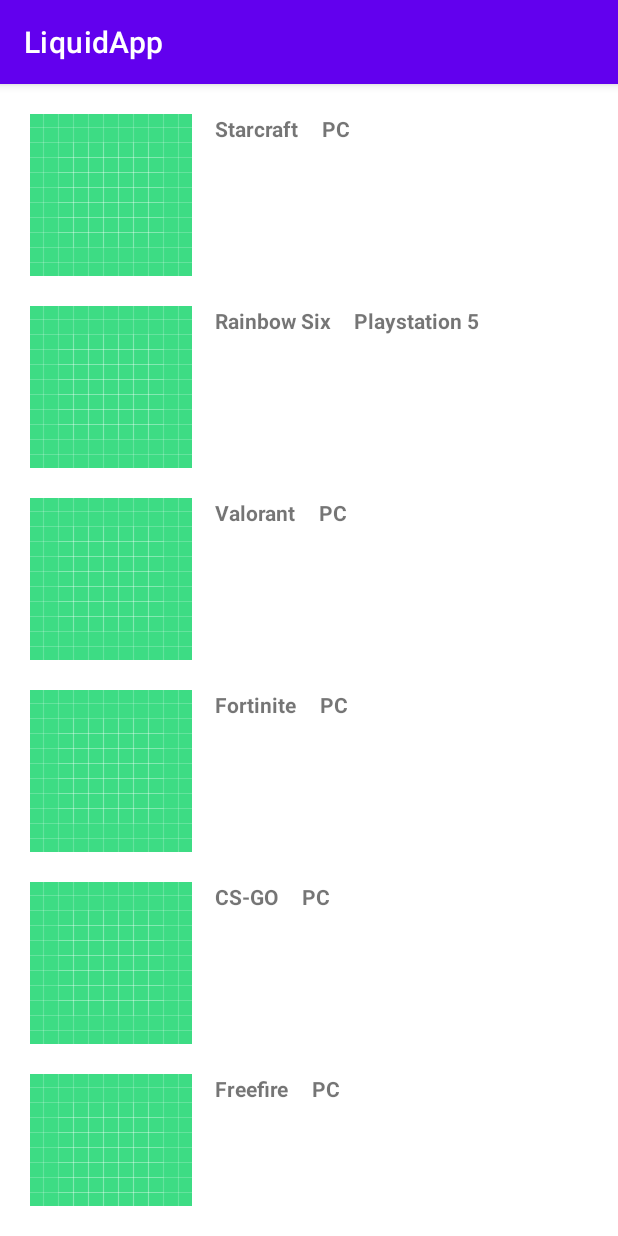
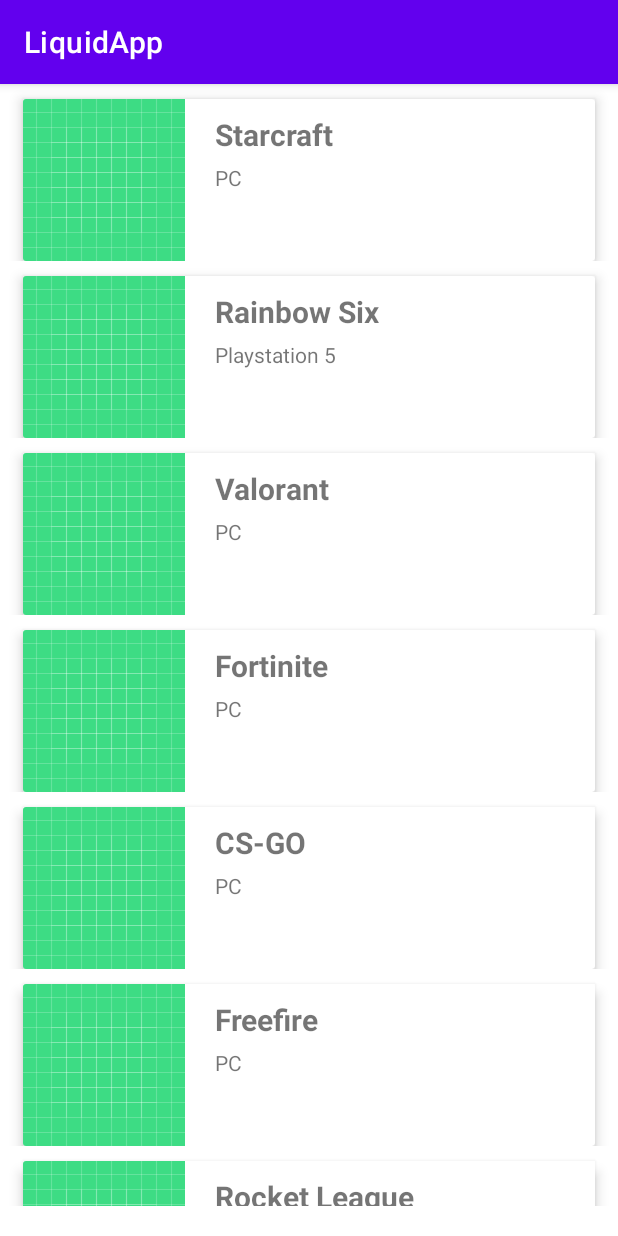
Before and after one commit to dbnascimentof/LiquidApp, an Android app: the GamesActivity screen opened directly, with no data from a screen before it, on a phone screen of 412 x 824 dp. Run offline under Robolectric (Android 15) with nearby library versions, the phone set to English and light mode, and no system bars.

Commit message:
Small improvements to the players and games pages.

```diff
--- a/app/src/main/java/br/com/danielfilho/liquidapp/adapters/PlayerAdapter.java
+++ b/app/src/main/java/br/com/danielfilho/liquidapp/adapters/PlayerAdapter.java
@@ -32,9 +32,11 @@ public class PlayerAdapter extends RecyclerView.Adapter<PlayerAdapter.GameViewHo
     @Override
     public void onBindViewHolder(@NonNull GameViewHolder holder, int position) {
         TextView playerName = holder.itemView.findViewById(R.id.txt_player_name);
+        TextView playerNickName = holder.itemView.findViewById(R.id.txt_player_nickname);
         TextView playerCountry = holder.itemView.findViewById(R.id.txt_player_country);
 
         playerName.setText(liquidPlayers.get(position).getName());
+        playerNickName.setText(liquidPlayers.get(position).getNickname());
         playerCountry.setText(liquidPlayers.get(position).getCountry());
 
     }
--- a/app/src/main/java/br/com/danielfilho/liquidapp/data/GameData.java
+++ b/app/src/main/java/br/com/danielfilho/liquidapp/data/GameData.java
@@ -27,8 +27,6 @@ public final class GameData {
     public static List<Game> getGameByPlatform(String platform) {
         List<Game> gamesByPlatform = new ArrayList<>();
 
-        // filtering liquidGames to find games from a specific platform,
-        // adding the result to a new list.
         Stream<Game> gameStream = liquidGames.stream().filter(game -> game.getTitle().equals(platform));
         gameStream.forEach(gamesByPlatform::add);
 
--- a/app/src/main/res/layout/activity_games_list_item.xml
+++ b/app/src/main/res/layout/activity_games_list_item.xml
@@ -1,20 +1,34 @@
 <?xml version="1.0" encoding="utf-8"?>
-<LinearLayout
+<androidx.constraintlayout.widget.ConstraintLayout
     xmlns:android="http://schemas.android.com/apk/res/android"
     android:layout_width="match_parent"
     android:layout_height="wrap_content"
     xmlns:tools="http://schemas.android.com/tools"
-    android:orientation="horizontal"
-    android:layout_marginRight="20dp"
-    android:layout_marginLeft="20dp"
-    android:layout_marginTop="20dp">
+    xmlns:app="http://schemas.android.com/apk/res-auto">
+
+    <androidx.cardview.widget.CardView
+        android:id="@+id/card_game"
+        android:layout_width="match_parent"
+        android:layout_height="wrap_content"
+        android:layout_marginStart="15dp"
+        android:layout_marginEnd="15dp"
+        android:layout_marginTop="10dp"
+        app:cardElevation="5dp"
+        android:clickable="true"
+        android:focusable="true"
+        app:layout_constraintTop_toTopOf="parent"
+        app:layout_constraintStart_toStartOf="parent"
+        app:layout_constraintEnd_toEndOf="parent">
+
+        <RelativeLayout
+            android:layout_width="match_parent"
+            android:layout_height="wrap_content">
 
             <ImageView
                 android:id="@+id/img_game_icon"
                 android:layout_width="wrap_content"
                 android:layout_height="wrap_content"
-        android:src="@drawable/ic_launcher_background"
-        android:layout_marginEnd="15dp"/>
+                android:src="@drawable/ic_launcher_background" />
 
             <TextView
                 android:id="@+id/txt_game_title"
@@ -23,14 +37,23 @@
                 android:layout_marginEnd="15dp"
                 android:textStyle="bold"
                 tools:text="Game Title"
-        tools:textStyle="bold"/>
+                tools:textStyle="bold"
+                android:textSize="20sp"
+                android:layout_toEndOf="@id/img_game_icon"
+                android:layout_marginTop="10dp"
+                android:layout_marginStart="20dp" />
 
             <TextView
                 android:id="@+id/txt_game_platform"
                 android:layout_width="wrap_content"
                 android:layout_height="wrap_content"
-        android:textStyle="bold"
                 tools:text="Platform"
-        tools:textStyle="bold"/>
+                tools:textStyle="italic"
+                android:layout_below="@id/txt_game_title"
+                android:layout_toEndOf="@id/img_game_icon"
+                android:layout_marginTop="5dp"
+                android:layout_marginStart="20dp"/>
 
-</LinearLayout>
+        </RelativeLayout>
+    </androidx.cardview.widget.CardView>
+</androidx.constraintlayout.widget.ConstraintLayout>
```
Also changed, not shown: app/src/main/res/layout/activity_players_list_item.xml (+44 -13 lines). Lines whose indentation alone changed are shown as unchanged.
